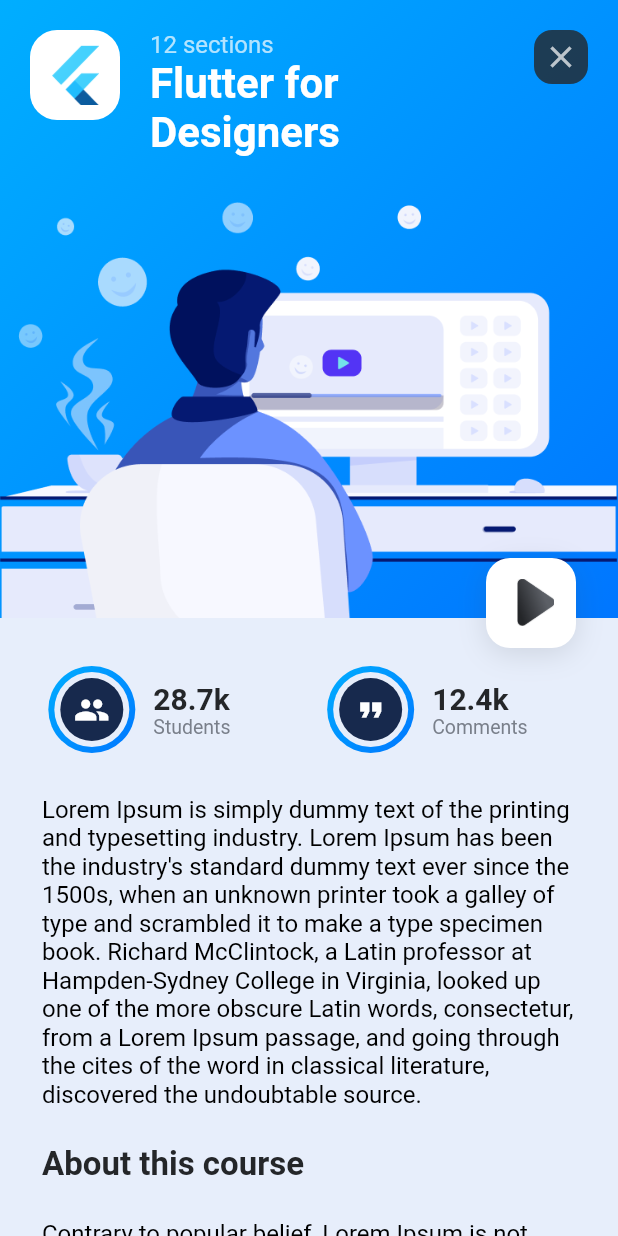
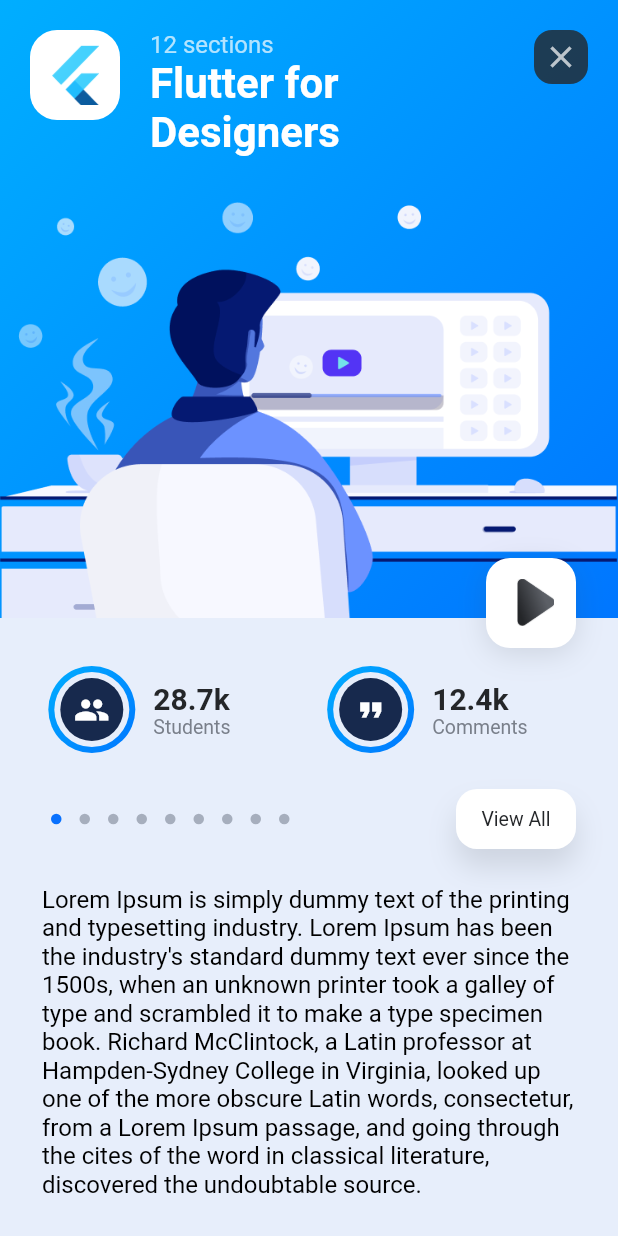
Before and after one commit to tabernerojerry/flutter-learn-code, a Flutter app: the CourseScreen screen opened directly with sample values from the repository, on a phone screen of 412 x 824 dp. Run offline on Flutter 3.47's test engine with Material 2 defaults, Android fonts, the phone set to English and light mode, and no system bars; drawn by our look-alikes of sliding_up_panel.

Commit message:
manually control slide up panel widget

```diff
--- a/lib/screens/course_screen.dart
+++ b/lib/screens/course_screen.dart
@@ -4,6 +4,7 @@
 import 'package:flutter/material.dart';
 import 'package:learncode/constants.dart';
 import 'package:learncode/model/course.dart';
+import 'package:sliding_up_panel/sliding_up_panel.dart';
 
 class CourseScreen extends StatefulWidget {
   CourseScreen({
@@ -18,12 +19,60 @@
 }
 
 class _CourseScreenState extends State<CourseScreen> {
+  PanelController panelController;
+
+  @override
+  void initState() {
+    super.initState();
+    panelController = PanelController();
+  }
+
+  Widget indicators() {
+    List<Widget> indicators = [];
+
+    for (var i = 0; i < 9; i++) {
+      indicators.add(
+        Container(
+          width: 7.0,
+          height: 7.0,
+          margin: const EdgeInsets.symmetric(horizontal: 6.0),
+          decoration: BoxDecoration(
+            shape: BoxShape.circle,
+            color: i == 0 ? Color(0xFF0971FE) : Color(0xFFA6AEBD),
+          ),
+        ),
+      );
+    }
+
+    return Row(
+      mainAxisAlignment: MainAxisAlignment.center,
+      children: indicators,
+    );
+  }
+
   @override
   Widget build(BuildContext context) {
     return Scaffold(
       body: Container(
         color: kBackgroundColor,
-        child: SingleChildScrollView(
+        child: SlidingUpPanel(
+          controller: panelController,
+          backdropEnabled: true,
+          borderRadius: BorderRadius.only(
+            topLeft: Radius.circular(34.0),
+          ),
+          color: kCardPopupBackgroundColor,
+          boxShadow: [
+            BoxShadow(
+              color: kShadowColor,
+              offset: Offset(0, -12),
+              blurRadius: 32.0,
+            ),
+          ],
+          minHeight: 0.0,
+          maxHeight: MediaQuery.of(context).size.height * 0.95,
+          panel: Container(),
+          body: SingleChildScrollView(
             child: Column(
               children: [
                 Stack(
@@ -50,8 +99,8 @@
                             crossAxisAlignment: CrossAxisAlignment.start,
                             children: [
                               Padding(
-                              padding:
-                                  const EdgeInsets.symmetric(horizontal: 20.0),
+                                padding: const EdgeInsets.symmetric(
+                                    horizontal: 20.0),
                                 child: Row(
                                   crossAxisAlignment: CrossAxisAlignment.start,
                                   children: [
@@ -61,7 +110,8 @@
                                       height: 60.0,
                                       decoration: BoxDecoration(
                                         color: Colors.white,
-                                      borderRadius: BorderRadius.circular(18.0),
+                                        borderRadius:
+                                            BorderRadius.circular(18.0),
                                       ),
                                       child: Hero(
                                         tag: widget.course.logo,
@@ -107,8 +157,8 @@
                                         decoration: BoxDecoration(
                                           borderRadius:
                                               BorderRadius.circular(12.0),
-                                        color:
-                                            kPrimaryLabelColor.withOpacity(0.8),
+                                          color: kPrimaryLabelColor
+                                              .withOpacity(0.8),
                                         ),
                                         child: Icon(
                                           Icons.close,
@@ -167,7 +217,6 @@
                 Padding(
                   padding: const EdgeInsets.only(
                     top: 12.0,
-                  bottom: 28.0,
                     right: 28.0,
                   ),
                   child: Row(
@@ -269,6 +318,43 @@
                   ),
                 ),
                 Padding(
+                  padding: const EdgeInsets.symmetric(
+                    horizontal: 28.0,
+                    vertical: 24.0,
+                  ),
+                  child: Row(
+                    mainAxisAlignment: MainAxisAlignment.spaceBetween,
+                    children: [
+                      indicators(),
+                      GestureDetector(
+                        onTap: () {
+                          panelController.open();
+                        },
+                        child: Container(
+                          alignment: Alignment.center,
+                          decoration: BoxDecoration(
+                            color: Colors.white,
+                            boxShadow: [
+                              BoxShadow(
+                                color: kShadowColor,
+                                offset: Offset(0, 12),
+                                blurRadius: 16.0,
+                              )
+                            ],
+                            borderRadius: BorderRadius.circular(14.0),
+                          ),
+                          width: 80.0,
+                          height: 40.0,
+                          child: Text(
+                            'View All',
+                            style: kSearchTextStyle,
+                          ),
+                        ),
+                      ),
+                    ],
+                  ),
+                ),
+                Padding(
                   padding: const EdgeInsets.symmetric(horizontal: 28.0),
                   child: Column(
                     crossAxisAlignment: CrossAxisAlignment.start,
@@ -295,6 +381,7 @@
             ),
           ),
         ),
+      ),
     );
   }
 }
```
Lines whose indentation alone changed are shown as unchanged.
